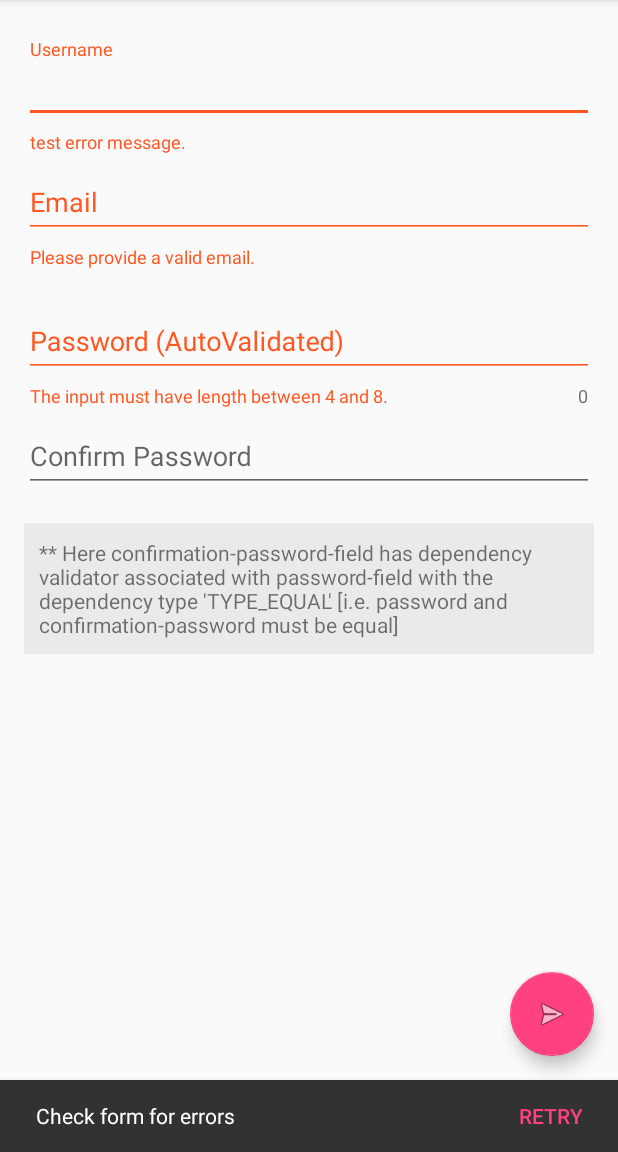
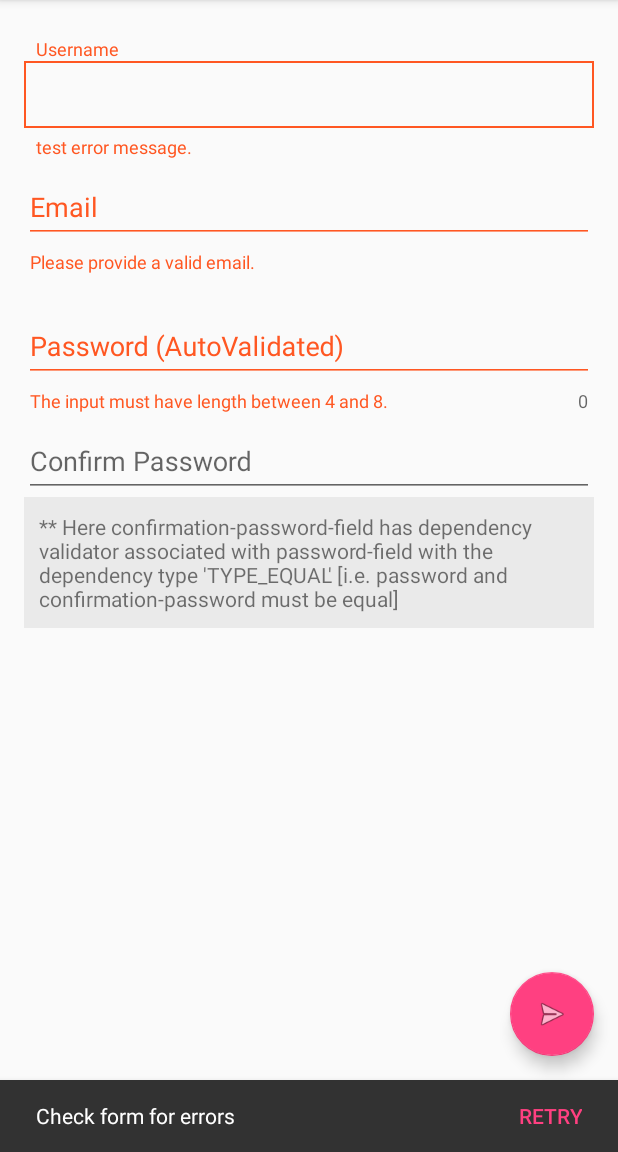
Before and after one commit to julianraj/ValidatedTextInputLayout, an Android app: the screen it shows after launch (MainActivity), after a tap on an icon or button, on a phone screen of 412 x 824 dp, the part 84-1236 px from its top. Run offline under Robolectric (Android 15) with nearby library versions, the phone set to English and light mode, and no system bars.

```diff
--- a/build.gradle
+++ b/build.gradle
@@ -5,9 +5,9 @@ buildscript {
         jcenter()
     }
     dependencies {
-        classpath 'com.android.tools.build:gradle:2.1.0-alpha3'
+        classpath 'com.android.tools.build:gradle:2.2.3'
         classpath 'com.jfrog.bintray.gradle:gradle-bintray-plugin:1.3'
-        classpath 'com.github.dcendents:android-maven-gradle-plugin:1.3'
+        classpath 'com.github.dcendents:android-maven-gradle-plugin:1.4.1'
         // NOTE: Do not place your application dependencies here; they belong
         // in the individual module build.gradle files
     }
--- a/sample/src/main/java/com/julianraj/validatedtextinputlayoutsample/MainActivity.java
+++ b/sample/src/main/java/com/julianraj/validatedtextinputlayoutsample/MainActivity.java
@@ -66,7 +66,9 @@ public class MainActivity extends AppCompatActivity {
 
     private boolean validateFields() {
         boolean flag = true;
-        if (!mUsernameInput.validate()) flag = false;
+        if (!mUsernameInput.validate()) {
+            flag = false;
+        }
         if (!mPasswordInput.validate()) flag = false;
         if (!mEmailInput.validate()) flag = false;
         if (!mConfPasswordInput.validate()) flag = false;
--- /dev/null
+++ b/sample/src/main/res/drawable/background_input.xml
@@ -0,0 +1,16 @@
+<?xml version="1.0" encoding="utf-8"?>
+<layer-list xmlns:android="http://schemas.android.com/apk/res/android">
+	<item android:top="4dp">
+		<shape android:shape="rectangle">
+			<padding
+				android:bottom="8dp"
+				android:left="8dp"
+				android:right="8dp"
+				android:top="16dp"/>
+			<solid android:color="@android:color/transparent"/>
+			<stroke
+				android:width="1dp"
+				android:color="@color/colorPrimary"/>
+		</shape>
+	</item>
+</layer-list>
--- a/sample/src/main/res/layout/content_main.xml
+++ b/sample/src/main/res/layout/content_main.xml
@@ -29,6 +29,7 @@
             <android.support.design.widget.TextInputEditText
                 android:layout_width="match_parent"
                 android:layout_height="wrap_content"
+                android:background="@drawable/background_input"
                 android:hint="Username"
                 android:singleLine="true"/>
 
--- a/validatedtextinputlayout/src/main/java/com/julianraj/validatedtextinputlayout/ValidatedTextInputLayout.java
+++ b/validatedtextinputlayout/src/main/java/com/julianraj/validatedtextinputlayout/ValidatedTextInputLayout.java
@@ -157,7 +157,6 @@ public class ValidatedTextInputLayout extends TextInputLayout {
      */
     public void addValidator(BaseValidator pValidator) {
         mValidators.add(pValidator);
-        setErrorEnabled(true);
     }
 
     /**
@@ -205,13 +204,15 @@ public class ValidatedTextInputLayout extends TextInputLayout {
         String text = getValue();
         for (IValidator validator : mValidators) {
             if (!validator.isValid(text)) {
+                setErrorEnabled(true);
                 setError(validator.getErrorMessage());
                 status = false;
                 break;
             } else {
-                setError(null);
+                //setError(null);
             }
         }
+        if(status) setErrorEnabled(false);
         return status;
     }
 
```
Also changed, not shown: sample/build.gradle (+6 -6 lines), validatedtextinputlayout/build.gradle (+6 -6 lines), gradle/wrapper/gradle-wrapper.properties, 1 other file.
